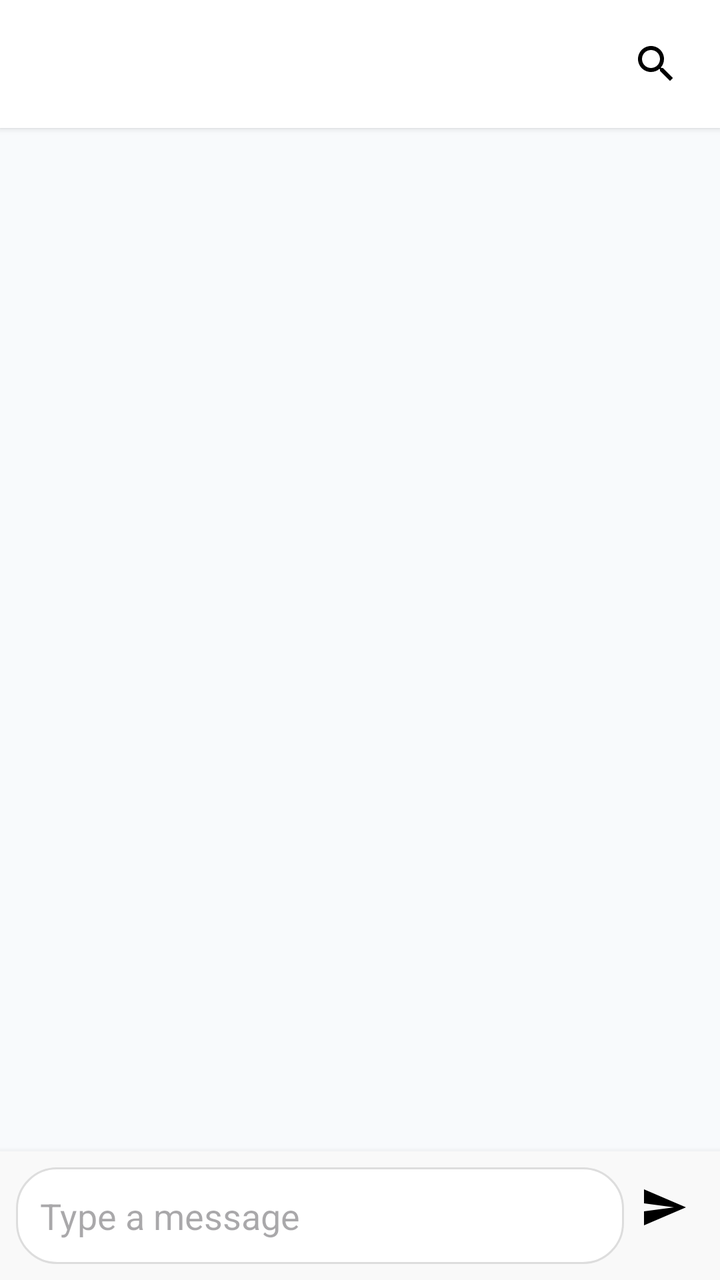
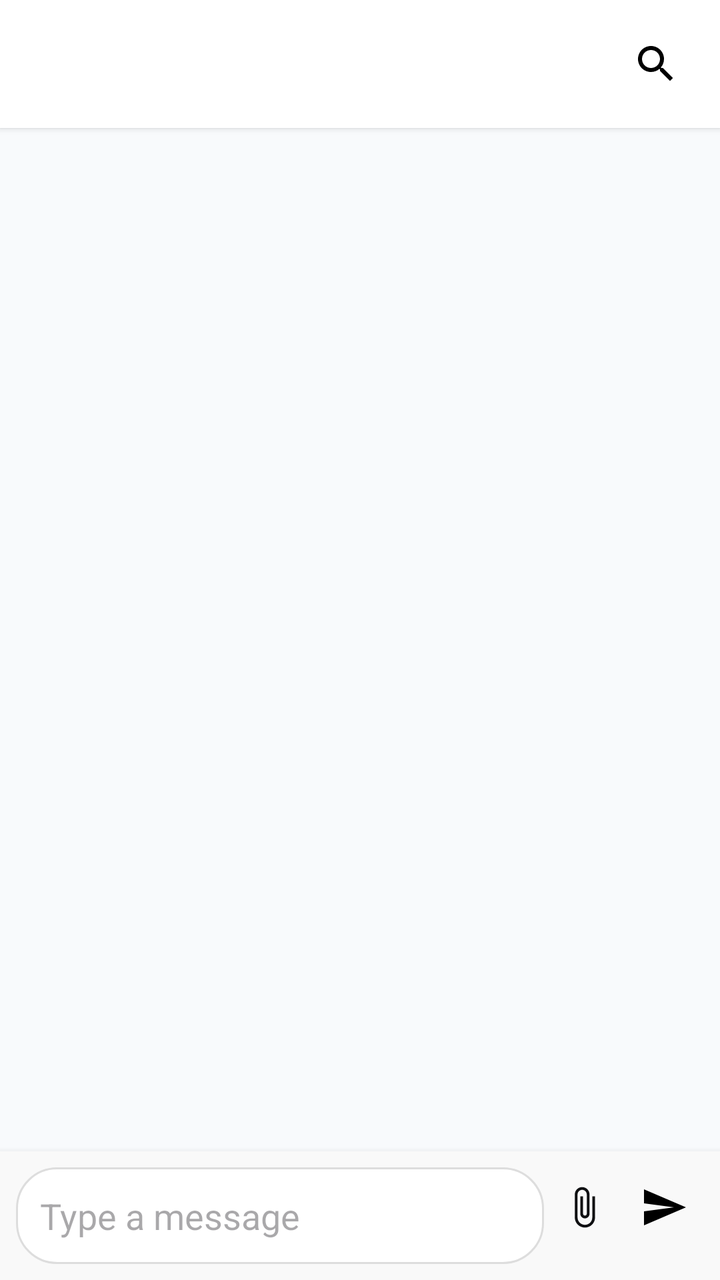

Two renders of the same Android screen: before a commit and after it. Below are the layout's source before the change and the commit's diff.
<!-- AndroidManifest.xml: application theme Theme.ApnaFund -->
<!-- res/layout/fragment_group_chat.xml -->
<?xml version="1.0" encoding="utf-8"?>
<androidx.constraintlayout.widget.ConstraintLayout xmlns:android="http://schemas.android.com/apk/res/android"
    xmlns:app="http://schemas.android.com/apk/res-auto"
    android:layout_width="match_parent"
    android:layout_height="match_parent"
    xmlns:tool="http://schemas.android.com/tools">

    <LinearLayout
        android:id="@+id/searchContainer"
        android:layout_width="0dp"
        android:layout_height="wrap_content"
        android:orientation="horizontal"
        android:padding="8dp"
        android:background="@drawable/bg_chat_search"
        android:layout_margin="8dp"
        android:elevation="2dp"
        android:visibility="gone"
        app:layout_constraintTop_toTopOf="parent"
        app:layout_constraintStart_toStartOf="parent"
        app:layout_constraintEnd_toEndOf="parent">

        <EditText
            android:id="@+id/editSearch"
            android:layout_width="0dp"
            android:layout_height="wrap_content"
            android:layout_weight="1"
            android:hint="@string/text_search_messages"
            android:imeOptions="actionDone"/>

        <ImageButton
            android:id="@+id/btnCloseSearch"
            android:layout_width="40dp"
            android:layout_height="40dp"
            android:src="@drawable/ic_close"
            android:background="?attr/selectableItemBackgroundBorderless"/>
    </LinearLayout>

    <LinearLayout
        android:id="@+id/chatHeader"
        android:layout_width="0dp"
        android:layout_height="wrap_content"
        android:orientation="horizontal"
        android:padding="12dp"
        android:gravity="center_vertical"
        android:background="@color/white"
        android:elevation="2dp"
        app:layout_constraintTop_toBottomOf="@id/searchContainer"
        app:layout_constraintStart_toStartOf="parent"
        app:layout_constraintEnd_toEndOf="parent">

        <TextView
            android:id="@+id/textChatTitle"
            android:layout_width="0dp"
            android:layout_height="wrap_content"
            android:layout_weight="1"
            tool:text="Group Chat"
            android:textSize="16sp"
            android:textStyle="bold"/>

        <ImageButton
            android:id="@+id/buttonSearch"
            android:layout_width="40dp"
            android:layout_height="40dp"
            android:src="@drawable/ic_search"
            android:background="?attr/selectableItemBackgroundBorderless"
            android:contentDescription="@string/text_search_chat"/>
    </LinearLayout>

    
    <LinearLayout
        android:id="@+id/noGroupMessageContainer"
        android:layout_width="match_parent"
        android:layout_height="match_parent"
        android:gravity="center"
        android:orientation="vertical"
        android:padding="24dp"
        android:visibility="gone"
        app:layout_constraintTop_toTopOf="parent"
        app:layout_constraintBottom_toBottomOf="parent"
        app:layout_constraintStart_toStartOf="parent"
        app:layout_constraintEnd_toEndOf="parent">

        <TextView
            android:layout_width="wrap_content"
            android:layout_height="wrap_content"
            android:text="@string/message_no_group_chat_available"
            android:textSize="16sp" />
    </LinearLayout>

    
    <androidx.recyclerview.widget.RecyclerView
        android:id="@+id/recyclerViewMessages"
        android:layout_width="0dp"
        android:layout_height="0dp"
        android:padding="8dp"
        app:layout_constraintTop_toBottomOf="@id/chatHeader"
        app:layout_constraintBottom_toTopOf="@id/textTyping"
        app:layout_constraintStart_toStartOf="parent"
        app:layout_constraintEnd_toEndOf="parent"
        app:layoutManager="androidx.recyclerview.widget.LinearLayoutManager"/>

    
    <TextView
        android:id="@+id/textTyping"
        android:layout_width="wrap_content"
        android:layout_height="wrap_content"
        android:layout_marginStart="12dp"
        android:layout_marginBottom="4dp"
        android:text="@string/text_someone_is_typing"
        android:textSize="12sp"
        android:textColor="@color/gray"
        android:visibility="gone"
        app:layout_constraintStart_toStartOf="parent"
        app:layout_constraintBottom_toTopOf="@id/replyContainer"/>

    
    <LinearLayout
        android:id="@+id/replyContainer"
        android:layout_width="0dp"
        android:layout_height="wrap_content"
        android:orientation="horizontal"
        android:padding="8dp"
        android:background="#EEEEEE"
        android:visibility="gone"
        app:layout_constraintStart_toStartOf="parent"
        app:layout_constraintEnd_toEndOf="parent"
        app:layout_constraintBottom_toTopOf="@id/chatInputContainer">

        <LinearLayout
            android:layout_width="0dp"
            android:layout_height="wrap_content"
            android:layout_weight="1"
            android:orientation="vertical">

            <TextView
                android:id="@+id/textReplyUser"
                android:layout_width="match_parent"
                android:layout_height="wrap_content"
                android:textStyle="bold"
                android:textSize="12sp"
                android:textColor="@color/primary_colour" />

            <TextView
                android:id="@+id/textReplyPreview"
                android:layout_width="match_parent"
                android:layout_height="wrap_content"
                android:maxLines="1"
                android:ellipsize="end"
                android:textSize="12sp" />
        </LinearLayout>

        <ImageButton
            android:id="@+id/buttonCancelReply"
            android:layout_width="40dp"
            android:layout_height="40dp"
            android:background="?attr/selectableItemBackgroundBorderless"
            android:src="@drawable/ic_close"
            android:contentDescription="@string/text_cancel_reply"/>
    </LinearLayout>

    <TextView
        android:id="@+id/textNewMessages"
        android:layout_width="wrap_content"
        android:layout_height="wrap_content"
        android:text="@string/text_new_messages"
        android:textSize="12sp"
        android:textColor="@color/white"
        android:paddingStart="12dp"
        android:paddingEnd="12dp"
        android:paddingTop="6dp"
        android:paddingBottom="6dp"
        android:background="@drawable/bg_new_messages_pill"
        android:visibility="gone"
        android:layout_marginEnd="12dp"
        android:layout_marginBottom="8dp"
        app:layout_constraintBottom_toTopOf="@id/chatInputContainer"
        app:layout_constraintEnd_toEndOf="parent"/>

    
    <LinearLayout
        android:id="@+id/chatInputContainer"
        android:layout_width="0dp"
        android:layout_height="wrap_content"
        android:orientation="horizontal"
        android:padding="8dp"
        android:background="#F9F9F9"
        android:elevation="6dp"
        app:layout_constraintBottom_toBottomOf="parent"
        app:layout_constraintStart_toStartOf="parent"
        app:layout_constraintEnd_toEndOf="parent">

        <EditText
            android:id="@+id/editTextMessage"
            android:layout_width="0dp"
            android:layout_height="wrap_content"
            android:layout_weight="1"
            android:hint="@string/text_type_a_message"
            android:maxLines="4"
            android:imeOptions="actionSend"
            android:background="@drawable/bg_chat_input"
            android:padding="12dp"/>

        <ImageButton
            android:id="@+id/buttonSend"
            android:layout_width="40dp"
            android:layout_height="40dp"
            android:background="?attr/selectableItemBackgroundBorderless"
            android:src="@drawable/ic_send"
            android:contentDescription="@string/text_send"/>
    </LinearLayout>

</androidx.constraintlayout.widget.ConstraintLayout>
<!-- resources referenced by this layout -->
<resources>
  <color name="gray">#817A7A</color>
  <color name="primary_colour">#E2E8F0</color>
  <color name="white">#FFFFFFFF</color>
  <!-- drawable bg_chat_input (drawable) -->
  <shape xmlns:android="http://schemas.android.com/apk/res/android">
      <solid android:color="#FFFFFF"/>
      <corners android:radius="20dp"/>
      <stroke
          android:width="1dp"
          android:color="#DDDDDD"/>
  </shape>
  <!-- drawable bg_chat_search (drawable) -->
  <shape xmlns:android="http://schemas.android.com/apk/res/android">
      <solid android:color="#FAFAFA"/>
      <corners android:radius="12dp"/>
      <stroke
          android:width="1dp"
          android:color="#DDDDDD"/>
  </shape>
  <!-- drawable bg_new_messages_pill (drawable) -->
  <shape xmlns:android="http://schemas.android.com/apk/res/android">
      <solid android:color="@color/primary_colour"/>
      <corners android:radius="16dp"/>
  </shape>
  <!-- drawable ic_close (drawable) -->
  <vector xmlns:android="http://schemas.android.com/apk/res/android" android:height="24dp" android:tint="#000000" android:viewportHeight="24" android:viewportWidth="24" android:width="24dp">
        
      <path android:fillColor="@android:color/white" android:pathData="M19,6.41L17.59,5 12,10.59 6.41,5 5,6.41 10.59,12 5,17.59 6.41,19 12,13.41 17.59,19 19,17.59 13.41,12z"/>
      
  </vector>
  <!-- drawable ic_search (drawable) -->
  <vector xmlns:android="http://schemas.android.com/apk/res/android" android:height="24dp" android:tint="#000000" android:viewportHeight="24" android:viewportWidth="24" android:width="24dp">
        
      <path android:fillColor="@android:color/white" android:pathData="M15.5,14h-0.79l-0.28,-0.27C15.41,12.59 16,11.11 16,9.5 16,5.91 13.09,3 9.5,3S3,5.91 3,9.5 5.91,16 9.5,16c1.61,0 3.09,-0.59 4.23,-1.57l0.27,0.28v0.79l5,4.99L20.49,19l-4.99,-5zM9.5,14C7.01,14 5,11.99 5,9.5S7.01,5 9.5,5 14,7.01 14,9.5 11.99,14 9.5,14z"/>
      
  </vector>
  <!-- drawable ic_send (drawable) -->
  <vector xmlns:android="http://schemas.android.com/apk/res/android" android:autoMirrored="true" android:height="24dp" android:tint="#000000" android:viewportHeight="24" android:viewportWidth="24" android:width="24dp">
        
      <path android:fillColor="@android:color/white" android:pathData="M2.01,21L23,12 2.01,3 2,10l15,2 -15,2z"/>
      
  </vector>
  <string name="message_no_group_chat_available">No group chat available</string>
  <string name="text_cancel_reply">Cancel reply</string>
  <string name="text_new_messages">⬇ New messages</string>
  <string name="text_search_chat">Search chat</string>
  <string name="text_search_messages">Search messages</string>
  <string name="text_send">send</string>
  <string name="text_someone_is_typing">Someone is typing…</string>
  <string name="text_type_a_message">Type a message</string>
  <style name="Theme.ApnaFund" parent="Base.Theme.ApnaFund" />
  <color name="background">#F8FAFC</color>
  <color name="surface">#FFFFFF</color>
  <color name="text_primary">#0F1012</color>
  <color name="surface_variant">#E2E8F0</color>
  <color name="blue_dark">#117AA7</color>
  <color name="on_primary">#FFFFFF</color>
  <color name="text_secondary">#475569</color>
  <!-- unchanged entries left out for length: 1 -->
</resources>

<!-- the commit's change to res/layout/fragment_group_chat.xml (unified diff, before → after) -->
@@ -199,7 +199,14 @@
             android:imeOptions="actionSend"
             android:background="@drawable/bg_chat_input"
             android:padding="12dp"/>
-
+        <ImageButton
+            android:id="@+id/btnAttach"
+            android:layout_width="40dp"
+            android:layout_height="40dp"
+            android:src="@drawable/ic_attach"
+            app:tint="?attr/colorOnSurface"
+            android:background="?attr/selectableItemBackgroundBorderless"
+            android:contentDescription="@string/text_attach"/>
         <ImageButton
             android:id="@+id/buttonSend"
             android:layout_width="40dp"
<!-- resource entries referenced after the edit -->
@@ -24,6 +24,22 @@
       <solid android:color="@color/primary_colour"/>
       <corners android:radius="16dp"/>
   </shape>
+  <!-- drawable ic_attach (drawable-anydpi) -->
+  <vector xmlns:android="http://schemas.android.com/apk/res/android"
+      android:width="24dp"
+      android:height="24dp"
+      android:viewportWidth="24"
+      android:viewportHeight="24"
+      android:tint="#FFFFFF">
+    <group android:scaleX="0.92"
+        android:scaleY="0.92"
+        android:translateX="0.96"
+        android:translateY="0.96">
+      <path
+          android:fillColor="@android:color/white"
+          android:pathData="M16.5,6v11.5c0,2.21 -1.79,4 -4,4s-4,-1.79 -4,-4V5c0,-1.38 1.12,-2.5 2.5,-2.5s2.5,1.12 2.5,2.5v10.5c0,0.55 -0.45,1 -1,1s-1,-0.45 -1,-1V6H10v9.5c0,1.38 1.12,2.5 2.5,2.5s2.5,-1.12 2.5,-2.5V5c0,-2.21 -1.79,-4 -4,-4S7,2.79 7,5v12.5c0,3.04 2.46,5.5 5.5,5.5s5.5,-2.46 5.5,-5.5V6h-1.5z"/>
+    </group>
+  </vector>
   <!-- drawable ic_close (drawable) -->
   <vector xmlns:android="http://schemas.android.com/apk/res/android" android:height="24dp" android:tint="#000000" android:viewportHeight="24" android:viewportWidth="24" android:width="24dp">
         
@@ -43,6 +59,7 @@
       
   </vector>
   <string name="message_no_group_chat_available">No group chat available</string>
+  <string name="text_attach">Attach</string>
   <string name="text_cancel_reply">Cancel reply</string>
   <string name="text_new_messages">⬇ New messages</string>
   <string name="text_search_chat">Search chat</string>
